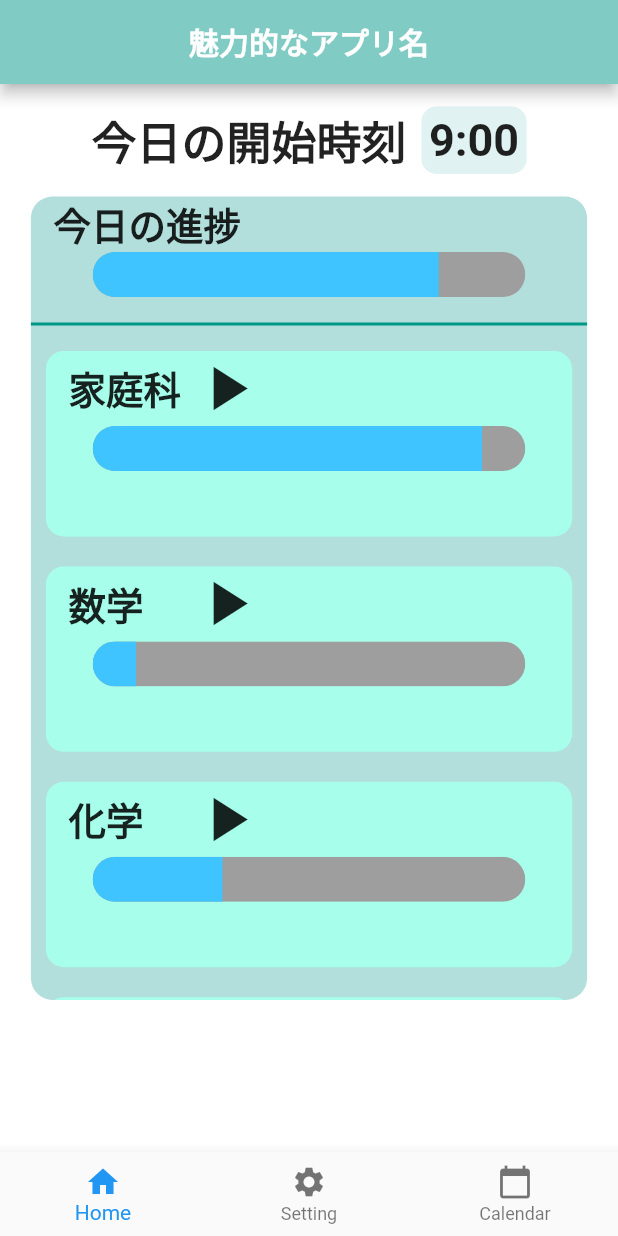
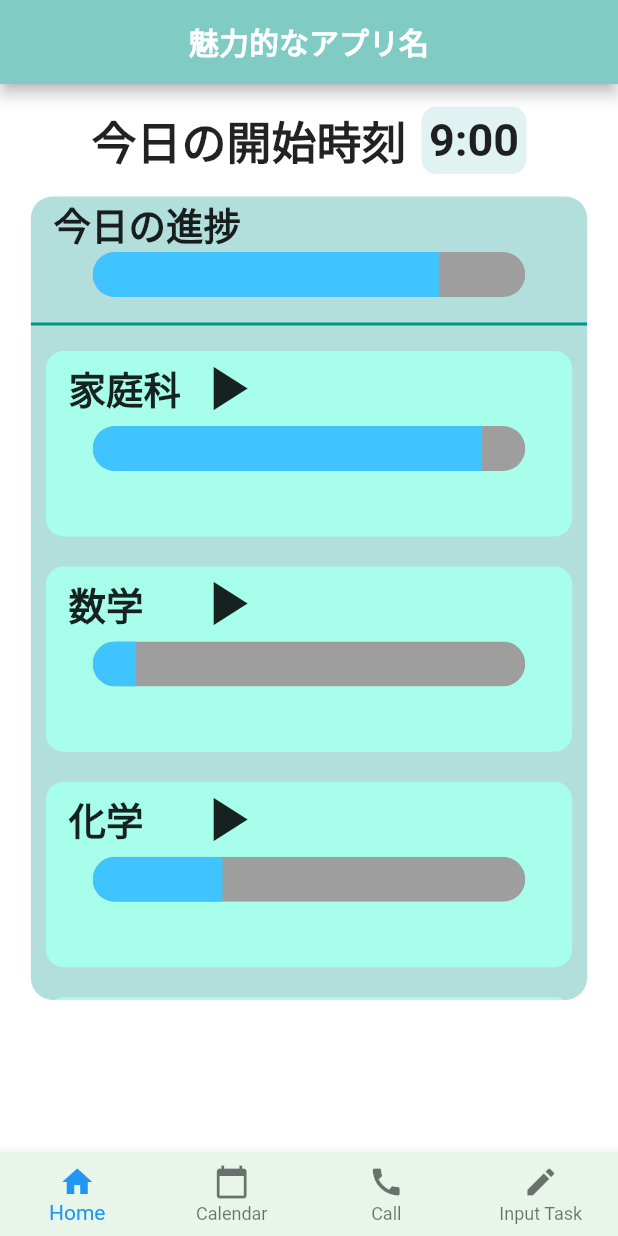
Before and after one commit to beso610/benesse_task_app, a Flutter app: the screen it shows after launch, on a phone screen of 412 x 824 dp. Run offline on Flutter 3.47's test engine with Material 2 defaults, Android fonts, the phone set to English and light mode, and no system bars; our stand-ins replace table_calendar.

Commit message:
ページ遷移を追加 アイコンを変更

```diff
--- a/lib/ui/home.dart
+++ b/lib/ui/home.dart
@@ -1,4 +1,9 @@
 import 'package:flutter/material.dart';
+
+import 'calendar.dart';
+import 'input_task.dart';
+import 'video.dart';
+
 
 class Home extends StatefulWidget {
   const Home({Key? key}) : super(key: key);
@@ -25,11 +30,19 @@ class _HomeState extends State<Home> {
                                             );
     double iconSize = 50;
 
+    var sceneIndex = <Widget>[
+      Home(),
+      CalendarScreen(),
+      VideoScreen(),
+      InputTask(),
+    ];
+
 
     return Scaffold(
       appBar: AppBar(
         title: Text('魅力的なアプリ名', style: TextStyle(color: Colors.white, fontWeight: FontWeight.bold),),
         centerTitle: true,
+        automaticallyImplyLeading: false,
         backgroundColor: Colors.teal[200],
       ),
       backgroundColor: Colors.white,
@@ -267,23 +280,35 @@ class _HomeState extends State<Home> {
 
 
         //ページ遷移ボタン
+
         bottomNavigationBar: BottomNavigationBar(
+          backgroundColor: Colors.green[50],
           items: const <BottomNavigationBarItem>[
             BottomNavigationBarItem(
               icon: Icon(Icons.home),
               label: 'Home',
             ),
             BottomNavigationBarItem(
-              icon: Icon(Icons.settings),
-              label: 'Setting',
-            ),
-            BottomNavigationBarItem(
               icon: Icon(Icons.calendar_today),
               label: 'Calendar',
             ),
+            BottomNavigationBarItem(
+              icon: Icon(Icons.call),
+              label: 'Call',
+            ),
+            BottomNavigationBarItem(
+              icon: Icon(Icons.edit),
+              label: 'Input Task',
+            ),
           ],
+          type: BottomNavigationBarType.fixed,
+          onTap: (int i){
+            if(i >0) {
+              Navigator.push(context, MaterialPageRoute(
+                  builder: (context) => sceneIndex[i]));
+            };
+          },
         ),
-
       //child: Text("Hello"),
     );
   }
```
Also changed, not shown: lib/ui/calendar.dart (+40 -0 lines), lib/ui/input_task.dart (+40 -1 lines), lib/ui/video.dart (+40 -0 lines).
